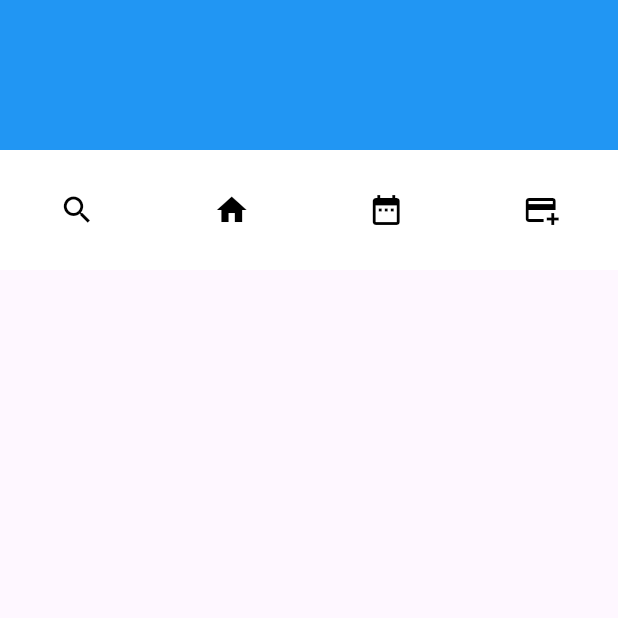
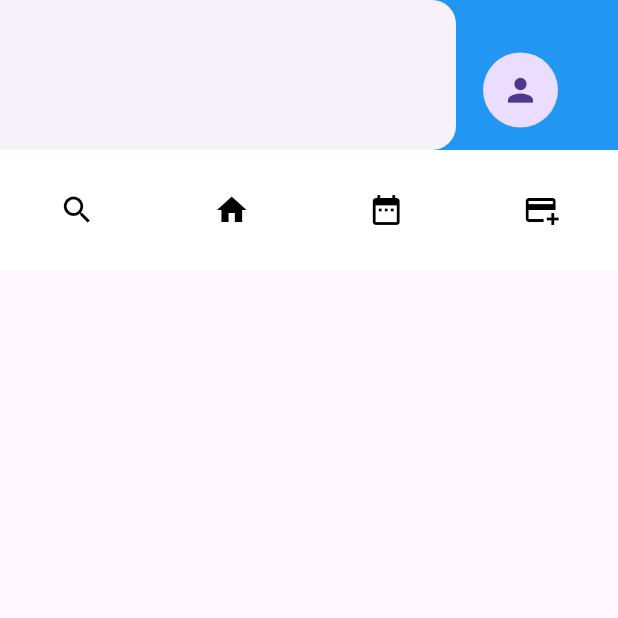
Before and after one commit to JAlvarado28/Health-Diary, a Flutter app: the screen it shows after launch, on a phone screen of 412 x 824 dp, the top half of it. Run offline on Flutter 3.47's test engine with Material 3 defaults, Android fonts, the phone set to English and light mode, and no system bars; our stand-ins replace cloud_firestore, firebase_core; accounts and stored records are empty; generated files the repository leaves out were written again.

Commit message:
I'm losing it

```diff
--- a/assignmentproject/lib/components/header.dart
+++ b/assignmentproject/lib/components/header.dart
@@ -9,6 +9,45 @@ class AppHeader extends StatelessWidget {
       width: double.infinity,
       height: 100,
       color: Colors.blue,
+      child: Stack(children: [
+        Container(
+            color: Colors.blue,
+            child: const Stack(
+              children: [
+                Positioned(
+                  top: 35,
+                  right: 40,
+                  child: CircleAvatar(
+                    radius: 25,
+                    child: Icon(Icons.person, size: 25),
+                  ),
+                ),
+                Positioned(
+                    left: 33,
+                    bottom: 20,
+                    child: Column(
+                      crossAxisAlignment: CrossAxisAlignment.start,
+                      children: [
+                        Text(
+                          'Health Diary',
+                          style: TextStyle(
+                            color: Colors.white,
+                            fontSize: 20,
+                          ),
+                        ),
+                        Text(
+                          'Hello',
+                          style: TextStyle(
+                            color: Colors.white,
+                            fontSize: 28,
+                          ),
+                        ),
+                      ],
+                    ))
+              ],
+            )),
+        const Drawer(),
+      ]),
     );
   }
 }
--- a/assignmentproject/pubspec.yaml
+++ b/assignmentproject/pubspec.yaml
@@ -40,6 +40,7 @@ dependencies:
   fitbitter:
   image_picker: ^1.0.4
   geolocator: ^10.0.1
+  intl:
 
 dev_dependencies:
   flutter_test:
```
Also changed, not shown: assignmentproject/lib/Page.dart (+14 -2 lines), assignmentproject/lib/Widgets/dates.dart (+80 -2 lines), assignmentproject/pubspec.lock.
